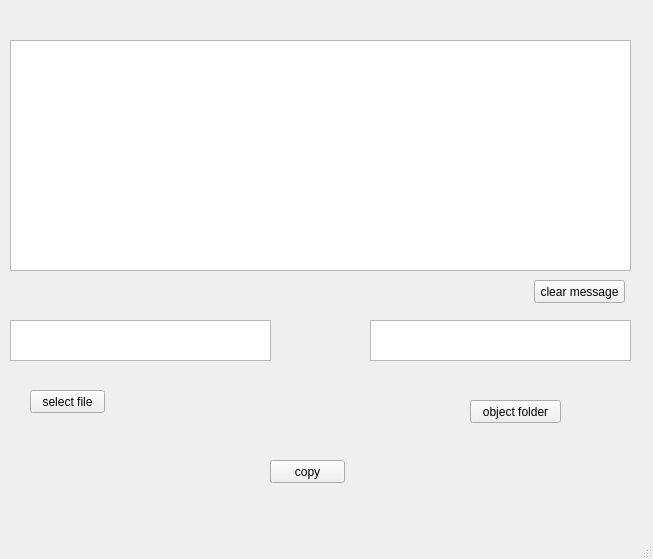
Before: the Qt Designer form qt-file-transfer/client/client.ui in shadow-wd/Qt-file-transfer, drawn with Qt 5.
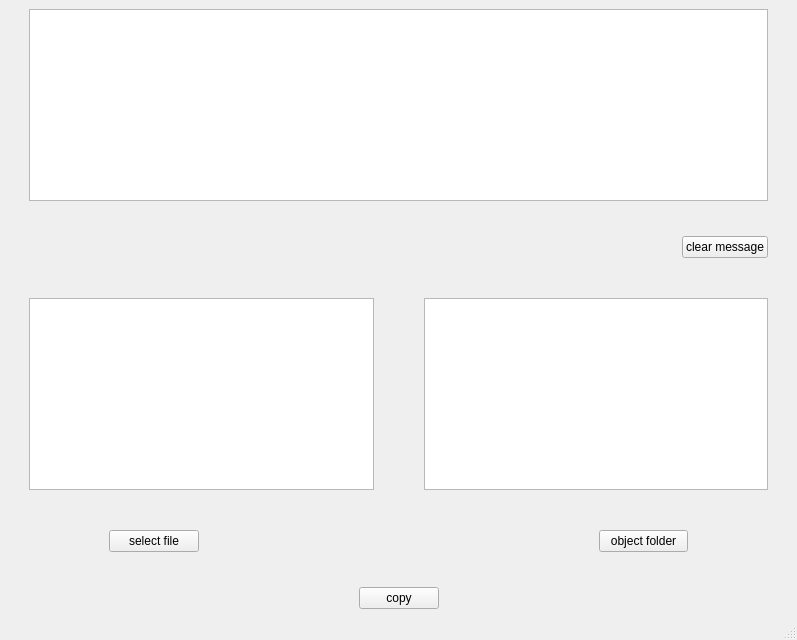
After: the same form once the commit is applied.

Commit message: add mainwindow title,The window size is adaptive.

```diff
--- a/qt-file-transfer/client/client.ui
+++ b/qt-file-transfer/client/client.ui
@@ -6,96 +6,246 @@
    <rect>
     <x>0</x>
     <y>0</y>
-    <width>653</width>
-    <height>559</height>
+    <width>797</width>
+    <height>640</height>
    </rect>
   </property>
+  <property name="sizePolicy">
+   <sizepolicy hsizetype="Preferred" vsizetype="Preferred">
+    <horstretch>0</horstretch>
+    <verstretch>0</verstretch>
+   </sizepolicy>
+  </property>
   <property name="windowTitle">
    <string>MainWindow</string>
   </property>
   <widget class="QWidget" name="centralwidget">
-   <widget class="QPushButton" name="selectFile">
-    <property name="geometry">
-     <rect>
-      <x>30</x>
-      <y>390</y>
-      <width>75</width>
-      <height>23</height>
-     </rect>
-    </property>
-    <property name="text">
-     <string>select file</string>
-    </property>
-   </widget>
-   <widget class="QTextBrowser" name="message">
-    <property name="geometry">
-     <rect>
-      <x>10</x>
-      <y>40</y>
-      <width>621</width>
-      <height>231</height>
-     </rect>
-    </property>
-   </widget>
-   <widget class="QTextBrowser" name="sourcefilepathdisplay">
-    <property name="geometry">
-     <rect>
-      <x>10</x>
-      <y>320</y>
-      <width>261</width>
-      <height>41</height>
-     </rect>
-    </property>
-   </widget>
-   <widget class="QTextBrowser" name="objectfilepathdisplay">
-    <property name="geometry">
-     <rect>
-      <x>370</x>
-      <y>320</y>
-      <width>261</width>
-      <height>41</height>
-     </rect>
-    </property>
-   </widget>
-   <widget class="QPushButton" name="objectfolder">
-    <property name="geometry">
-     <rect>
-      <x>470</x>
-      <y>400</y>
-      <width>91</width>
-      <height>23</height>
-     </rect>
-    </property>
-    <property name="text">
-     <string>object folder</string>
-    </property>
-   </widget>
-   <widget class="QPushButton" name="copybutton">
-    <property name="geometry">
-     <rect>
-      <x>270</x>
-      <y>460</y>
-      <width>75</width>
-      <height>23</height>
-     </rect>
-    </property>
-    <property name="text">
-     <string>copy</string>
-    </property>
-   </widget>
-   <widget class="QPushButton" name="clearmessage">
-    <property name="geometry">
-     <rect>
-      <x>534</x>
-      <y>280</y>
-      <width>91</width>
-      <height>23</height>
-     </rect>
-    </property>
-    <property name="text">
-     <string>clear message</string>
-    </property>
-   </widget>
+   <layout class="QVBoxLayout" name="verticalLayout_2">
+    <item>
+     <layout class="QVBoxLayout" name="verticalLayout">
+      <item>
+       <layout class="QHBoxLayout" name="horizontalLayout_3">
+        <item>
+         <spacer name="horizontalSpacer_4">
+          <property name="orientation">
+           <enum>Qt::Horizontal</enum>
+          </property>
+          <property name="sizeType">
+           <enum>QSizePolicy::Fixed</enum>
+          </property>
+          <property name="sizeHint" stdset="0">
+           <size>
+            <width>20</width>
+            <height>20</height>
+           </size>
+          </property>
+         </spacer>
+        </item>
+        <item>
+         <widget class="QTextBrowser" name="message"/>
+        </item>
+        <item>
+         <spacer name="horizontalSpacer_3">
+          <property name="orientation">
+           <enum>Qt::Horizontal</enum>
+          </property>
+          <property name="sizeType">
+           <enum>QSizePolicy::Fixed</enum>
+          </property>
+          <property name="sizeHint" stdset="0">
+           <size>
+            <width>20</width>
+            <height>20</height>
+           </size>
+          </property>
+         </spacer>
+        </item>
+       </layout>
+      </item>
+      <item>
+       <spacer name="verticalSpacer_4">
+        <property name="orientation">
+         <enum>Qt::Vertical</enum>
+        </property>
+        <property name="sizeHint" stdset="0">
+         <size>
+          <width>20</width>
+          <height>10</height>
+         </size>
+        </property>
+       </spacer>
+      </item>
+      <item>
+       <layout class="QHBoxLayout" name="horizontalLayout_4">
+        <item>
+         <spacer name="horizontalSpacer">
+          <property name="orientation">
+           <enum>Qt::Horizontal</enum>
+          </property>
+          <property name="sizeHint" stdset="0">
+           <size>
+            <width>40</width>
+            <height>20</height>
+           </size>
+          </property>
+         </spacer>
+        </item>
+        <item>
+         <widget class="QPushButton" name="clearmessage">
+          <property name="text">
+           <string>clear message</string>
+          </property>
+         </widget>
+        </item>
+        <item>
+         <spacer name="horizontalSpacer_2">
+          <property name="orientation">
+           <enum>Qt::Horizontal</enum>
+          </property>
+          <property name="sizeType">
+           <enum>QSizePolicy::Fixed</enum>
+          </property>
+          <property name="sizeHint" stdset="0">
+           <size>
+            <width>20</width>
+            <height>20</height>
+           </size>
+          </property>
+         </spacer>
+        </item>
+       </layout>
+      </item>
+      <item>
+       <spacer name="verticalSpacer_3">
+        <property name="orientation">
+         <enum>Qt::Vertical</enum>
+        </property>
+        <property name="sizeHint" stdset="0">
+         <size>
+          <width>20</width>
+          <height>25</height>
+         </size>
+        </property>
+       </spacer>
+      </item>
+      <item>
+       <layout class="QHBoxLayout" name="horizontalLayout_2" stretch="0,0">
+        <property name="spacing">
+         <number>50</number>
+        </property>
+        <property name="leftMargin">
+         <number>20</number>
+        </property>
+        <property name="topMargin">
+         <number>5</number>
+        </property>
+        <property name="rightMargin">
+         <number>20</number>
+        </property>
+        <property name="bottomMargin">
+         <number>5</number>
+        </property>
+        <item>
+         <widget class="QTextBrowser" name="sourcefilepathdisplay"/>
+        </item>
+        <item>
+         <widget class="QTextBrowser" name="objectfilepathdisplay"/>
+        </item>
+       </layout>
+      </item>
+      <item>
+       <spacer name="verticalSpacer_2">
+        <property name="orientation">
+         <enum>Qt::Vertical</enum>
+        </property>
+        <property name="sizeHint" stdset="0">
+         <size>
+          <width>20</width>
+          <height>25</height>
+         </size>
+        </property>
+       </spacer>
+      </item>
+      <item>
+       <layout class="QHBoxLayout" name="horizontalLayout">
+        <property name="spacing">
+         <number>400</number>
+        </property>
+        <property name="leftMargin">
+         <number>100</number>
+        </property>
+        <property name="rightMargin">
+         <number>100</number>
+        </property>
+        <item>
+         <widget class="QPushButton" name="selectFile">
+          <property name="text">
+           <string>select file</string>
+          </property>
+         </widget>
+        </item>
+        <item>
+         <widget class="QPushButton" name="objectfolder">
+          <property name="text">
+           <string>object folder</string>
+          </property>
+         </widget>
+        </item>
+       </layout>
+      </item>
+      <item>
+       <spacer name="verticalSpacer">
+        <property name="orientation">
+         <enum>Qt::Vertical</enum>
+        </property>
+        <property name="sizeHint" stdset="0">
+         <size>
+          <width>20</width>
+          <height>25</height>
+         </size>
+        </property>
+       </spacer>
+      </item>
+      <item>
+       <layout class="QHBoxLayout" name="horizontalLayout_5">
+        <item>
+         <spacer name="horizontalSpacer_5">
+          <property name="orientation">
+           <enum>Qt::Horizontal</enum>
+          </property>
+          <property name="sizeHint" stdset="0">
+           <size>
+            <width>40</width>
+            <height>20</height>
+           </size>
+          </property>
+         </spacer>
+        </item>
+        <item>
+         <widget class="QPushButton" name="copybutton">
+          <property name="text">
+           <string>copy</string>
+          </property>
+         </widget>
+        </item>
+        <item>
+         <spacer name="horizontalSpacer_6">
+          <property name="orientation">
+           <enum>Qt::Horizontal</enum>
+          </property>
+          <property name="sizeHint" stdset="0">
+           <size>
+            <width>40</width>
+            <height>20</height>
+           </size>
+          </property>
+         </spacer>
+        </item>
+       </layout>
+      </item>
+     </layout>
+    </item>
+   </layout>
   </widget>
   <widget class="QMenuBar" name="menubar">
    <property name="geometry">
```
Left out of the diff: 4 changed lines with no effect on the pictures. The commit also changes 2 other files.
